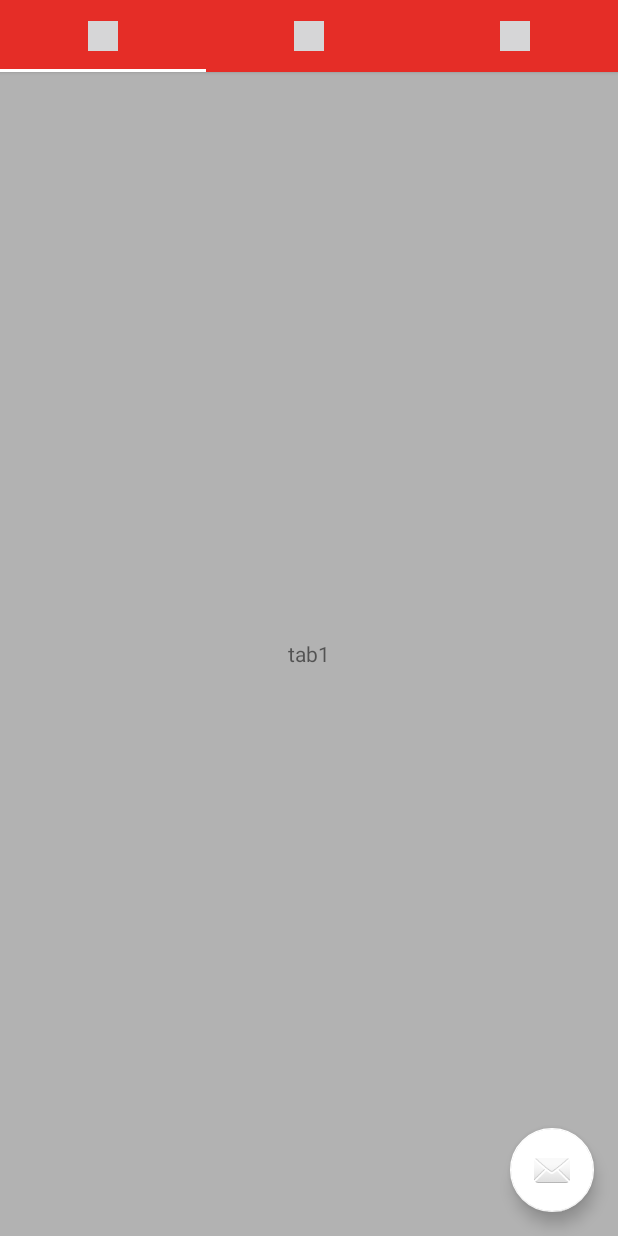
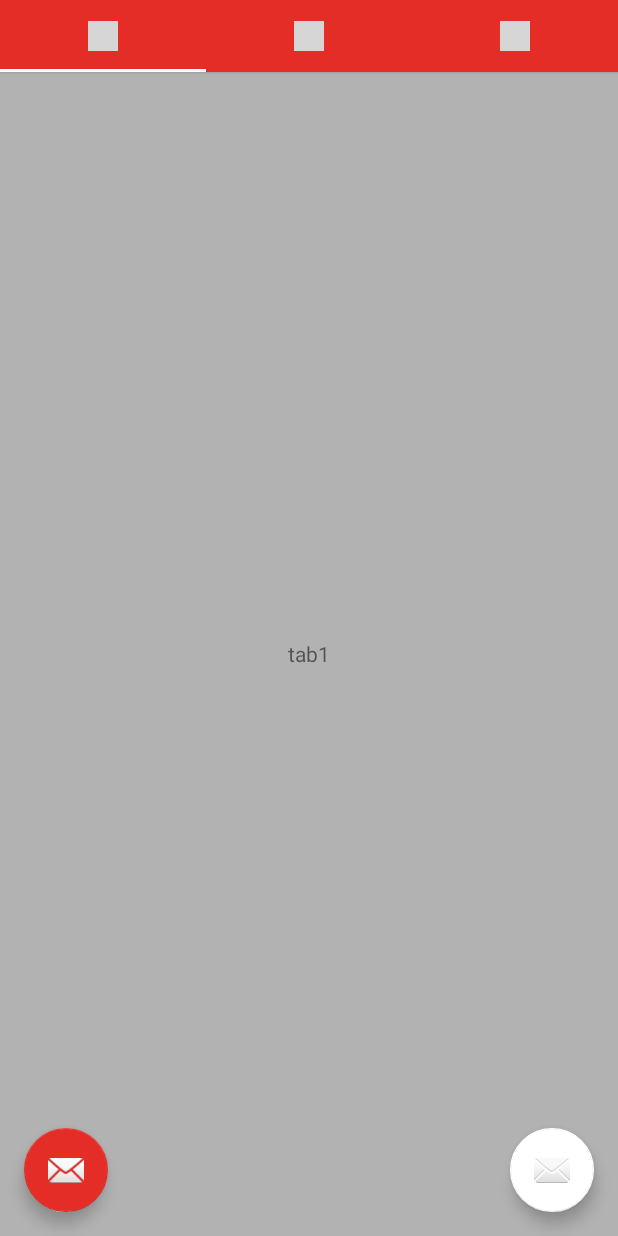
Before and after one commit to doverpv/Ssumnow, an Android app: the MainActivity screen opened directly, with no data from a screen before it, on a phone screen of 412 x 824 dp. Run offline under Robolectric (Android 15) with nearby library versions, the phone set to English and light mode, and no system bars; libraries missing offline, so code that uses them is left out: com.kakao.usermgmt.

Commit message:
finish for today

```diff
--- a/app/src/main/res/layout/activity_main.xml
+++ b/app/src/main/res/layout/activity_main.xml
@@ -63,4 +63,14 @@
         android:layout_margin="@dimen/fab_margin"
         android:src="@android:drawable/ic_dialog_email" />
 
+    <android.support.design.widget.FloatingActionButton
+        android:id="@+id/fab2"
+        android:layout_width="wrap_content"
+        android:layout_height="wrap_content"
+        android:layout_gravity="start|bottom"
+        android:layout_margin="@dimen/fab_margin"
+        app:fabSize="normal"
+        app:backgroundTint="@color/colorPrimary"
+        android:src="@android:drawable/ic_dialog_email" />
+
 </android.support.design.widget.CoordinatorLayout>
```
